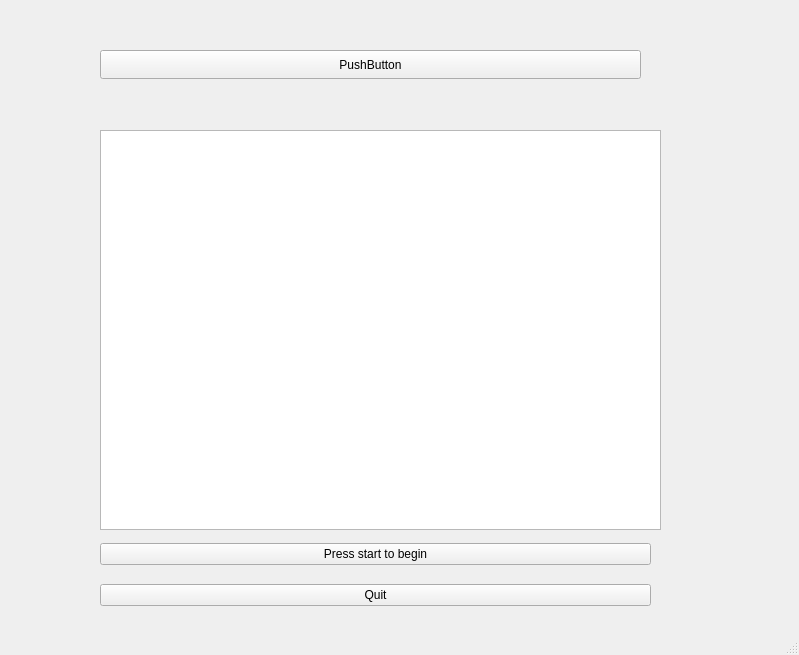
The window that ZorkQT/mainwindow.ui (Jackobrien4555/CS4076-Zork) describes before a commit, drawn with Qt 5.
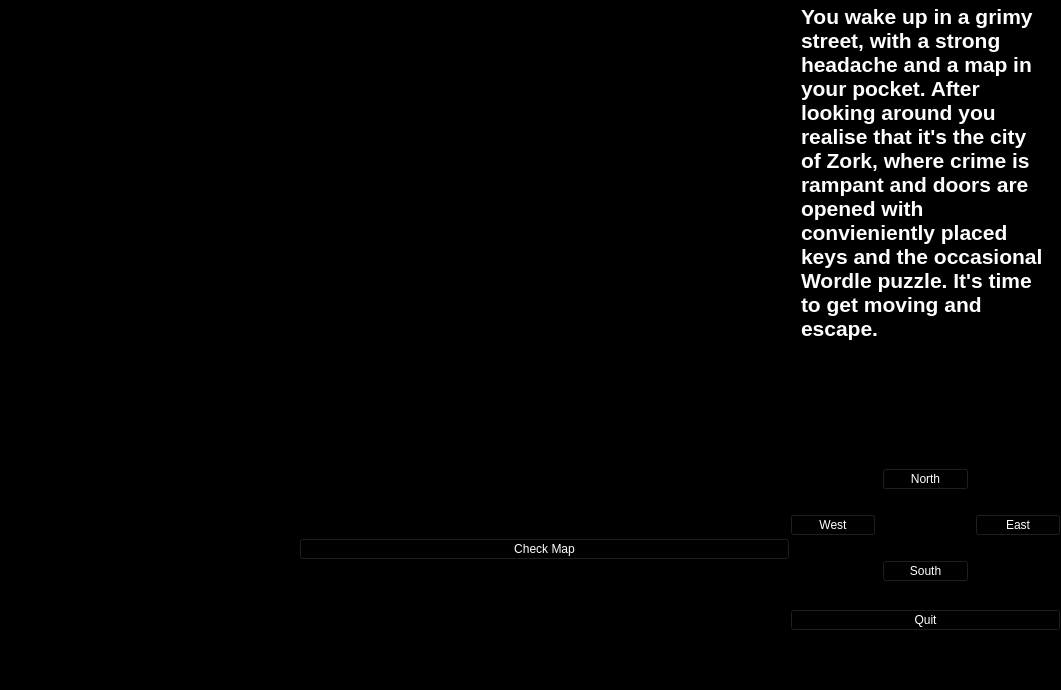
The same window after the commit. Icons and pictures are not drawn.

```diff
--- a/ZorkQT/mainwindow.ui
+++ b/ZorkQT/mainwindow.ui
@@ -6,42 +6,135 @@
    <rect>
     <x>0</x>
     <y>0</y>
-    <width>799</width>
-    <height>655</height>
+    <width>1061</width>
+    <height>690</height>
    </rect>
   </property>
   <property name="windowTitle">
    <string>MainWindow</string>
   </property>
+  <property name="styleSheet">
+   <string notr="true">background-color: rgb(0, 0, 0);
+color: rgb(255, 255, 255);
+</string>
+  </property>
   <widget class="QWidget" name="centralwidget">
    <widget class="QWidget" name="gridLayoutWidget">
     <property name="geometry">
      <rect>
-      <x>100</x>
-      <y>110</y>
-      <width>561</width>
-      <height>420</height>
+      <x>0</x>
+      <y>450</y>
+      <width>291</width>
+      <height>191</height>
      </rect>
+    </property>
+    <property name="styleSheet">
+     <string notr="true">background-color: rgb(0, 0, 0);
+</string>
+    </property>
+    <layout class="QVBoxLayout" name="verticalLayout_2"/>
+   </widget>
+   <widget class="QWidget" name="horizontalWidget" native="true">
+    <property name="geometry">
+     <rect>
+      <x>0</x>
+      <y>0</y>
+      <width>791</width>
+      <height>451</height>
+     </rect>
+    </property>
+    <property name="styleSheet">
+     <string notr="true">background-image: url(:/MenuScreen/images/489ceccb15bbd05ea614de990118cde0.gif);</string>
+    </property>
+    <layout class="QHBoxLayout" name="horizontalLayout"/>
+   </widget>
+   <widget class="QWidget" name="gridWidget" native="true">
+    <property name="geometry">
+     <rect>
+      <x>790</x>
+      <y>450</y>
+      <width>271</width>
+      <height>151</height>
+     </rect>
+    </property>
+    <property name="styleSheet">
+     <string notr="true">background-color: rgb(0, 0, 0);</string>
     </property>
     <layout class="QGridLayout" name="gridLayout">
-     <item row="1" column="1">
-      <layout class="QVBoxLayout" name="verticalLayout"/>
-     </item>
      <item row="2" column="0">
+      <widget class="QPushButton" name="westButton">
+       <property name="styleSheet">
+        <string notr="true">font: 600 16pt &quot;Yu Gothic UI Semibold&quot;;
+background-color: rgb(0, 0, 0);
+</string>
+       </property>
+       <property name="text">
+        <string>West</string>
+       </property>
+      </widget>
+     </item>
+     <item row="2" column="2">
+      <widget class="QPushButton" name="eastButton">
+       <property name="styleSheet">
+        <string notr="true">font: 600 16pt &quot;Yu Gothic UI Semibold&quot;;
+background-color: rgb(0, 0, 0);
+</string>
+       </property>
+       <property name="text">
+        <string>East</string>
+       </property>
+      </widget>
+     </item>
+     <item row="0" column="1">
+      <widget class="QPushButton" name="northButton">
+       <property name="styleSheet">
+        <string notr="true">
+font: 600 16pt &quot;Yu Gothic UI Semibold&quot;;
+background-color: rgb(0, 0, 0);
+</string>
+       </property>
+       <property name="text">
+        <string>North</string>
+       </property>
+      </widget>
+     </item>
+     <item row="3" column="1">
+      <widget class="QPushButton" name="southButton">
+       <property name="styleSheet">
+        <string notr="true">font: 600 16pt &quot;Yu Gothic UI Semibold&quot;;
+background-color: rgb(0, 0, 0);
+</string>
+       </property>
+       <property name="text">
+        <string>South</string>
+       </property>
+      </widget>
+     </item>
+    </layout>
+   </widget>
+   <widget class="QWidget" name="verticalLayoutWidget">
+    <property name="geometry">
+     <rect>
+      <x>789</x>
+      <y>-1</y>
+      <width>271</width>
+      <height>451</height>
+     </rect>
+    </property>
+    <layout class="QVBoxLayout" name="verticalLayout">
+     <item alignment="Qt::AlignHCenter">
       <widget class="QTextEdit" name="textEdit">
+       <property name="styleSheet">
+        <string notr="true">
+
+</string>
+       </property>
        <property name="html">
         <string>&lt;!DOCTYPE HTML PUBLIC &quot;-//W3C//DTD HTML 4.0//EN&quot; &quot;http://www.w3.org/TR/REC-html40/strict.dtd&quot;&gt;
 &lt;html&gt;&lt;head&gt;&lt;meta name=&quot;qrichtext&quot; content=&quot;1&quot; /&gt;&lt;meta charset=&quot;utf-8&quot; /&gt;&lt;style type=&quot;text/css&quot;&gt;
 p, li { white-space: pre-wrap; }
 &lt;/style&gt;&lt;/head&gt;&lt;body style=&quot; font-family:'Segoe UI'; font-size:9pt; font-weight:400; font-style:normal;&quot;&gt;
-&lt;p align=&quot;center&quot; style=&quot;-qt-paragraph-type:empty; margin-top:0px; margin-bottom:0px; margin-left:0px; margin-right:0px; -qt-block-indent:0; text-indent:0px;&quot;&gt;&lt;br /&gt;&lt;/p&gt;&lt;/body&gt;&lt;/html&gt;</string>
-       </property>
-      </widget>
-     </item>
-     <item row="1" column="0">
-      <widget class="QLabel" name="label">
-       <property name="text">
-        <string>&lt;html&gt;&lt;head/&gt;&lt;body&gt;&lt;p&gt;&lt;img src=&quot;:/MenuScreen/images/489ceccb15bbd05ea614de990118cde0.gif&quot;/&gt;&lt;/p&gt;&lt;/body&gt;&lt;/html&gt;</string>
+&lt;p style=&quot; margin-top:0px; margin-bottom:0px; margin-left:0px; margin-right:0px; -qt-block-indent:0; text-indent:0px;&quot;&gt;&lt;span style=&quot; font-size:16pt; font-weight:700;&quot;&gt;You wake up in a grimy street, with a strong headache and a map in your pocket. After looking around you realise that it's the city of Zork, where crime is rampant and doors are opened with convieniently placed keys and the occasional Wordle puzzle. It's time to get moving and escape.&lt;/span&gt;&lt;/p&gt;&lt;/body&gt;&lt;/html&gt;</string>
        </property>
       </widget>
      </item>
@@ -50,22 +143,20 @@
    <widget class="QWidget" name="verticalLayoutWidget_2">
     <property name="geometry">
      <rect>
-      <x>100</x>
-      <y>530</y>
-      <width>551</width>
-      <height>91</height>
+      <x>790</x>
+      <y>600</y>
+      <width>271</width>
+      <height>41</height>
      </rect>
     </property>
-    <layout class="QVBoxLayout" name="verticalLayout_2">
-     <item>
-      <widget class="QPushButton" name="pushButton_2">
-       <property name="text">
-        <string>Press start to begin</string>
-       </property>
-      </widget>
-     </item>
+    <layout class="QVBoxLayout" name="verticalLayout_5">
      <item>
       <widget class="QPushButton" name="Quit">
+       <property name="styleSheet">
+        <string notr="true">font: 600 16pt &quot;Yu Gothic UI Semibold&quot;;
+background-color: rgb(0, 0, 0);
+</string>
+       </property>
        <property name="text">
         <string>Quit</string>
        </property>
@@ -73,18 +164,30 @@
      </item>
     </layout>
    </widget>
-   <widget class="QPushButton" name="pushButton">
+   <widget class="QWidget" name="gridWidget" native="true">
     <property name="geometry">
      <rect>
-      <x>100</x>
-      <y>50</y>
-      <width>541</width>
-      <height>29</height>
+      <x>299</x>
+      <y>459</y>
+      <width>491</width>
+      <height>181</height>
      </rect>
     </property>
-    <property name="text">
-     <string>PushButton</string>
-    </property>
+    <layout class="QGridLayout" name="gridLayout_2">
+     <item row="0" column="0">
+      <widget class="QPushButton" name="pushButton_2">
+       <property name="styleSheet">
+        <string notr="true">
+font: 600 16pt &quot;Yu Gothic UI Semibold&quot;;
+background-color: rgb(0, 0, 0);
+</string>
+       </property>
+       <property name="text">
+        <string>Check Map</string>
+       </property>
+      </widget>
+     </item>
+    </layout>
    </widget>
   </widget>
   <widget class="QMenuBar" name="menubar">
```
Left out of the diff: 4 changed lines with no effect on the pictures.
